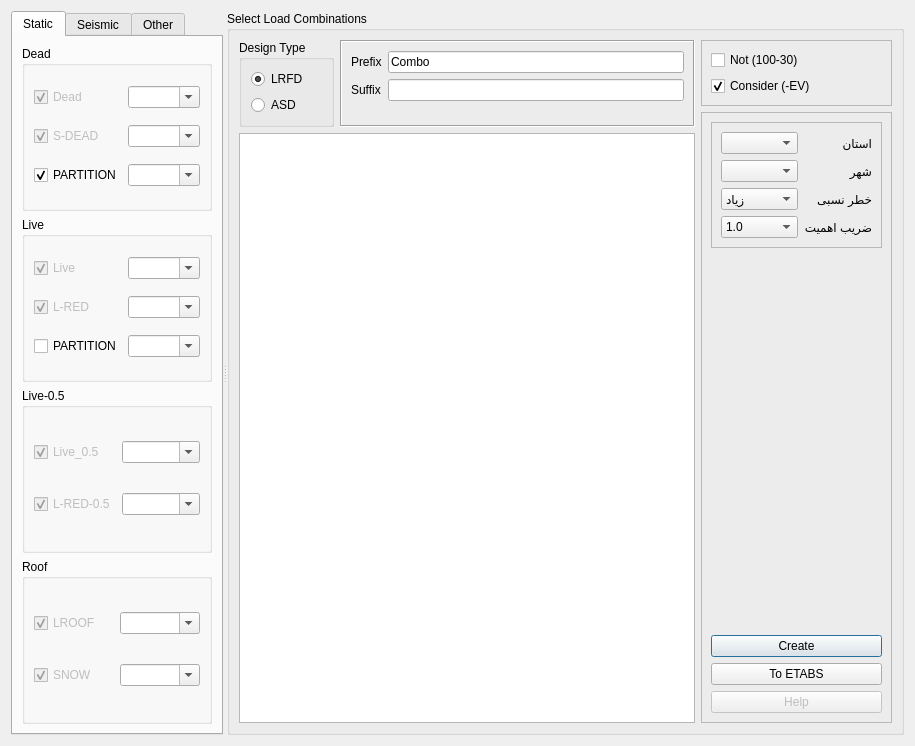
The window that widgets/define/create_load_combinations.ui (ebrahimraeyat/civilTools) describes before a commit, drawn with Qt 5.
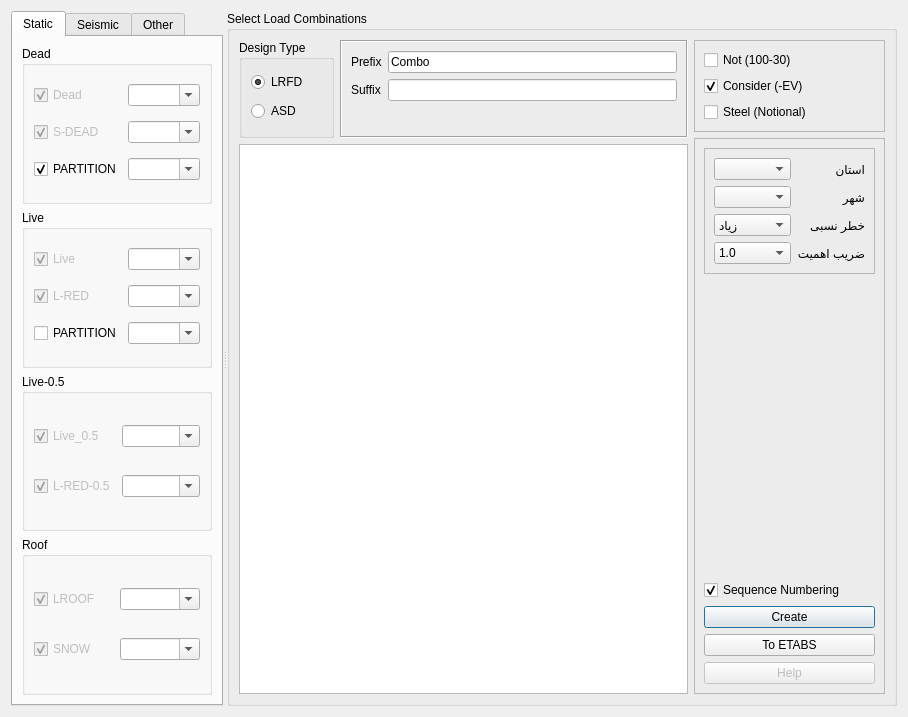
The same window after the commit. Icons and pictures are not drawn. Custom widgets are drawn as their Qt base class.

Commit message: Add Notional Loads in load combinations

Diff of the .ui file:
```diff
--- a/widgets/define/create_load_combinations.ui
+++ b/widgets/define/create_load_combinations.ui
@@ -6,8 +6,8 @@
    <rect>
     <x>0</x>
     <y>0</y>
-    <width>915</width>
-    <height>746</height>
+    <width>908</width>
+    <height>717</height>
    </rect>
   </property>
   <property name="windowTitle">
@@ -622,6 +622,16 @@
             </property>
            </widget>
           </item>
+          <item>
+           <widget class="QCheckBox" name="add_notional">
+            <property name="text">
+             <string>Steel (Notional)</string>
+            </property>
+            <property name="checked">
+             <bool>false</bool>
+            </property>
+           </widget>
+          </item>
          </layout>
         </widget>
        </item>
@@ -781,6 +791,16 @@
               </property>
              </spacer>
             </item>
+            <item>
+             <widget class="QCheckBox" name="sequence_numbering">
+              <property name="text">
+               <string>Sequence Numbering</string>
+              </property>
+              <property name="checked">
+               <bool>true</bool>
+              </property>
+             </widget>
+            </item>
             <item>
              <widget class="QPushButton" name="create_button">
               <property name="text">
```
The commit also changes 1 other file.
